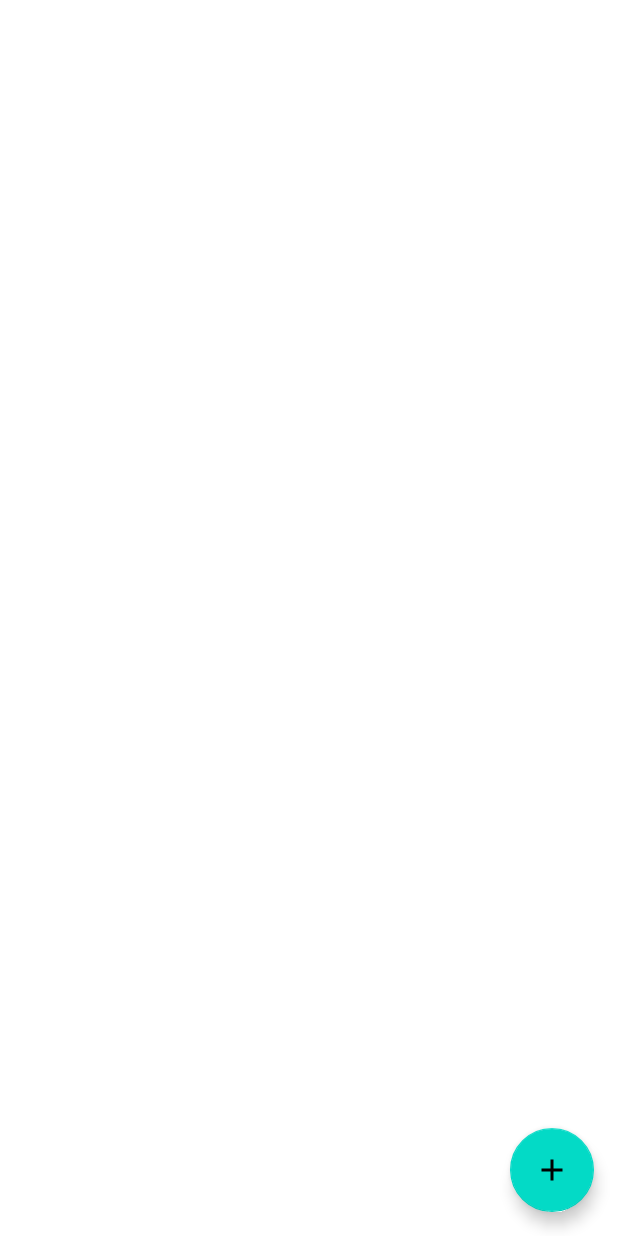
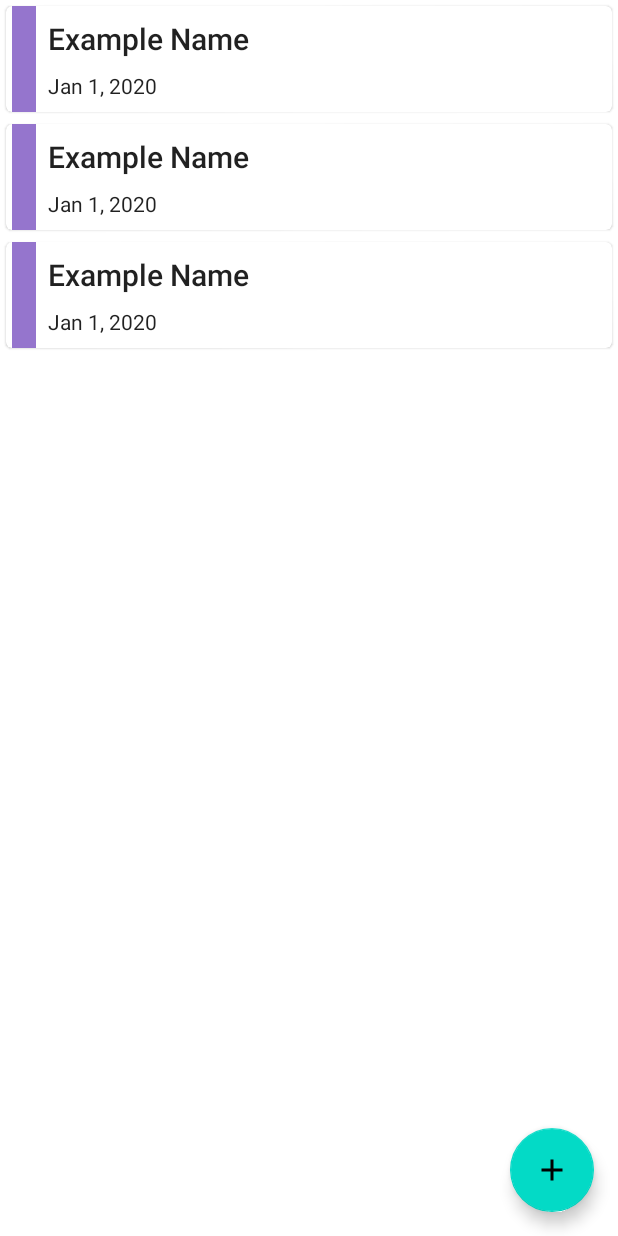
Before and after one commit to dekunle02/BirthdayReminder, an Android app: the layout fragment_birthday_list.xml on its own in the app's theme, with its tools: preview values and no code run, on a phone screen of 412 x 824 dp. Run offline under Robolectric (Android 15) with nearby library versions, the light colour scheme and no system bars.

Commit message:
recyclerView!

```diff
--- a/app/src/main/java/com/adeleke/samad/birthdayreminder/MainActivity.kt
+++ b/app/src/main/java/com/adeleke/samad/birthdayreminder/MainActivity.kt
@@ -3,10 +3,8 @@ package com.adeleke.samad.birthdayreminder
 import android.content.Intent
 import android.os.Bundle
 import android.os.PersistableBundle
-import android.util.Log
 import android.view.Menu
 import android.view.MenuItem
-import androidx.appcompat.app.ActionBarDrawerToggle
 import androidx.appcompat.app.AppCompatActivity
 import androidx.appcompat.widget.Toolbar
 import androidx.core.view.GravityCompat
@@ -19,6 +17,7 @@ import androidx.navigation.ui.setupWithNavController
 import com.adeleke.samad.birthdayreminder.databinding.ActivityMainBinding
 import com.adeleke.samad.birthdayreminder.network.FirebaseUtil
 import com.adeleke.samad.birthdayreminder.auth.AuthActivity
+import com.adeleke.samad.birthdayreminder.util.makeSimpleSnack
 import com.google.android.material.navigation.NavigationView
 import kotlinx.android.synthetic.main.activity_main.*
 
--- a/app/src/main/java/com/adeleke/samad/birthdayreminder/auth/AuthActivity.kt
+++ b/app/src/main/java/com/adeleke/samad/birthdayreminder/auth/AuthActivity.kt
@@ -3,7 +3,7 @@ package com.adeleke.samad.birthdayreminder.auth
 import androidx.appcompat.app.AppCompatActivity
 import android.os.Bundle
 import com.adeleke.samad.birthdayreminder.R
-import com.adeleke.samad.birthdayreminder.navigateToMain
+import com.adeleke.samad.birthdayreminder.util.navigateToMain
 import com.adeleke.samad.birthdayreminder.network.FirebaseUtil
 
 class AuthActivity : AppCompatActivity() {
--- a/app/src/main/java/com/adeleke/samad/birthdayreminder/auth/SignInFragment.kt
+++ b/app/src/main/java/com/adeleke/samad/birthdayreminder/auth/SignInFragment.kt
@@ -11,9 +11,9 @@ import androidx.fragment.app.viewModels
 import androidx.lifecycle.Observer
 import com.adeleke.samad.birthdayreminder.R
 import com.adeleke.samad.birthdayreminder.databinding.FragmentSignInBinding
-import com.adeleke.samad.birthdayreminder.hideSoftKeyboard
-import com.adeleke.samad.birthdayreminder.makeSimpleSnack
-import com.adeleke.samad.birthdayreminder.navigateToMain
+import com.adeleke.samad.birthdayreminder.util.hideSoftKeyboard
+import com.adeleke.samad.birthdayreminder.util.makeSimpleSnack
+import com.adeleke.samad.birthdayreminder.util.navigateToMain
 
 class SignInFragment : Fragment() {
     private val TAG = javaClass.simpleName
--- a/app/src/main/java/com/adeleke/samad/birthdayreminder/auth/SignInViewModel.kt
+++ b/app/src/main/java/com/adeleke/samad/birthdayreminder/auth/SignInViewModel.kt
@@ -5,8 +5,8 @@ import android.util.Log
 import androidx.lifecycle.AndroidViewModel
 import androidx.lifecycle.LiveData
 import androidx.lifecycle.MutableLiveData
-import com.adeleke.samad.birthdayreminder.isEmailFormatted
-import com.adeleke.samad.birthdayreminder.isPasswordFormatted
+import com.adeleke.samad.birthdayreminder.util.isEmailFormatted
+import com.adeleke.samad.birthdayreminder.util.isPasswordFormatted
 import com.adeleke.samad.birthdayreminder.network.FirebaseUtil
 
 class SignInViewModel(application: Application): AndroidViewModel(application) {
--- a/app/src/main/java/com/adeleke/samad/birthdayreminder/auth/SignUpFragment.kt
+++ b/app/src/main/java/com/adeleke/samad/birthdayreminder/auth/SignUpFragment.kt
@@ -14,6 +14,10 @@ import androidx.navigation.fragment.NavHostFragment
 import com.adeleke.samad.birthdayreminder.*
 import com.adeleke.samad.birthdayreminder.databinding.FragmentSignUpBinding
 import com.adeleke.samad.birthdayreminder.network.googleSignIn
+import com.adeleke.samad.birthdayreminder.util.GOOGLE_RC_SIGN_IN
+import com.adeleke.samad.birthdayreminder.util.hideSoftKeyboard
+import com.adeleke.samad.birthdayreminder.util.makeSimpleSnack
+import com.adeleke.samad.birthdayreminder.util.navigateToMain
 import com.google.android.gms.auth.api.signin.GoogleSignIn
 import com.google.android.gms.common.api.ApiException
 
--- a/app/src/main/java/com/adeleke/samad/birthdayreminder/auth/SignUpViewModel.kt
+++ b/app/src/main/java/com/adeleke/samad/birthdayreminder/auth/SignUpViewModel.kt
@@ -5,8 +5,8 @@ import android.util.Log
 import androidx.lifecycle.AndroidViewModel
 import androidx.lifecycle.LiveData
 import androidx.lifecycle.MutableLiveData
-import com.adeleke.samad.birthdayreminder.isEmailFormatted
-import com.adeleke.samad.birthdayreminder.isPasswordFormatted
+import com.adeleke.samad.birthdayreminder.util.isEmailFormatted
+import com.adeleke.samad.birthdayreminder.util.isPasswordFormatted
 import com.adeleke.samad.birthdayreminder.network.FirebaseUtil
 import com.google.firebase.auth.GoogleAuthProvider
 
--- a/app/src/main/java/com/adeleke/samad/birthdayreminder/birthdayDetail/BirthdayDetailFragment.kt
+++ b/app/src/main/java/com/adeleke/samad/birthdayreminder/birthdayDetail/BirthdayDetailFragment.kt
@@ -9,7 +9,6 @@ import androidx.lifecycle.ViewModelProvider
 import androidx.navigation.fragment.navArgs
 import com.adeleke.samad.birthdayreminder.R
 import com.adeleke.samad.birthdayreminder.databinding.FragmentBirthdayDetailBinding
-import com.adeleke.samad.birthdayreminder.makeSimpleSnack
 import com.google.android.material.datepicker.MaterialDatePicker
 
 
@@ -20,7 +19,6 @@ class BirthdayDetailFragment : Fragment() {
     private lateinit var viewModel: BirthdayDetailViewModel
     private val args: BirthdayDetailFragmentArgs by navArgs()
 
-    //args.birthdayId
     override fun onCreateView(
         inflater: LayoutInflater, container: ViewGroup?,
         savedInstanceState: Bundle?
@@ -59,7 +57,6 @@ class BirthdayDetailFragment : Fragment() {
     override fun onOptionsItemSelected(item: MenuItem): Boolean {
         when (item.itemId) {
             R.id.action_save -> {
-                binding.birthdayDetailFrame.makeSimpleSnack("Save clicked!")
                 viewModel.addOrUpdateBirthday()
                 requireActivity().onBackPressed();
                 return true
--- a/app/src/main/java/com/adeleke/samad/birthdayreminder/birthdayDetail/BirthdayDetailViewModel.kt
+++ b/app/src/main/java/com/adeleke/samad/birthdayreminder/birthdayDetail/BirthdayDetailViewModel.kt
@@ -3,9 +3,10 @@ package com.adeleke.samad.birthdayreminder.birthdayDetail
 import android.app.Application
 import android.util.Log
 import androidx.lifecycle.*
-import com.adeleke.samad.birthdayreminder.convertToEasyDate
+import com.adeleke.samad.birthdayreminder.util.convertToEasyDate
 import com.adeleke.samad.birthdayreminder.model.Birthday
 import com.adeleke.samad.birthdayreminder.network.FirebaseUtil
+import com.adeleke.samad.birthdayreminder.util.getSimpleDate
 
 class BirthdayDetailViewModel(var oldBirthdayId: String, application: Application) : AndroidViewModel(application) {
     private val TAG = javaClass.simpleName
@@ -75,8 +76,7 @@ class BirthdayDetailViewModel(var oldBirthdayId: String, application: Applicatio
         } else {
             oldBirthday = FirebaseUtil.getInstance(context).getBirthdayWithId(oldBirthdayId)!!
             name.value = oldBirthday.name
-            dateOfBirth.value =
-                oldBirthday.monthOfBirth + " " + oldBirthday.dayOfBirth + ", " + oldBirthday.yearOfBirth
+            dateOfBirth.value = oldBirthday.getSimpleDate()
             phoneNumber.value = oldBirthday.phoneNumber
             message.value = oldBirthday.textMessage
         }
--- a/app/src/main/java/com/adeleke/samad/birthdayreminder/network/FirebaseHelper.kt
+++ b/app/src/main/java/com/adeleke/samad/birthdayreminder/network/FirebaseHelper.kt
@@ -1,8 +1,7 @@
 package com.adeleke.samad.birthdayreminder.network
 
-import android.app.Activity
 import androidx.fragment.app.Fragment
-import com.adeleke.samad.birthdayreminder.GOOGLE_RC_SIGN_IN
+import com.adeleke.samad.birthdayreminder.util.GOOGLE_RC_SIGN_IN
 
 
 fun Fragment.googleSignIn() {
--- /dev/null
+++ b/app/src/main/res/layout/birthday_item.xml
@@ -0,0 +1,56 @@
+<?xml version="1.0" encoding="utf-8"?>
+<com.google.android.material.card.MaterialCardView xmlns:android="http://schemas.android.com/apk/res/android"
+    xmlns:app="http://schemas.android.com/apk/res-auto"
+    xmlns:tools="http://schemas.android.com/tools"
+    android:layout_width="match_parent"
+    android:layout_height="wrap_content"
+    android:layout_margin="4dp">
+
+    <androidx.constraintlayout.widget.ConstraintLayout
+        android:layout_width="match_parent"
+        android:layout_height="wrap_content">
+
+        <ImageView
+            android:id="@+id/birthdayColorItem"
+            android:layout_width="16dp"
+            android:layout_height="0dp"
+            android:layout_marginStart="4dp"
+            app:layout_constraintBottom_toBottomOf="parent"
+            app:layout_constraintStart_toStartOf="parent"
+            app:layout_constraintTop_toTopOf="parent"
+            tools:background="@color/colorAccent" />
+
+        <LinearLayout
+            android:layout_width="0dp"
+            android:layout_height="wrap_content"
+            android:orientation="vertical"
+            app:layout_constraintEnd_toEndOf="parent"
+            app:layout_constraintStart_toEndOf="@id/birthdayColorItem"
+            app:layout_constraintTop_toTopOf="parent"
+            tools:layout_editor_absoluteY="0dp">
+
+            <TextView
+                android:id="@+id/birthdayNameItem"
+                android:layout_width="wrap_content"
+                android:layout_height="wrap_content"
+                android:layout_margin="8dp"
+                android:textAppearance="@style/TextAppearance.AppCompat.Title"
+                app:layout_constraintEnd_toEndOf="parent"
+                app:layout_constraintStart_toStartOf="parent"
+                tools:layout_editor_absoluteY="73dp"
+                tools:text="Example Name" />
+
+            <TextView
+                android:id="@+id/birthdayDateItem"
+                android:layout_width="wrap_content"
+                android:layout_height="wrap_content"
+                android:layout_gravity="center_vertical"
+                android:layout_marginStart="8dp"
+                android:layout_marginBottom="8dp"
+                android:textAppearance="@style/TextAppearance.AppCompat.Body1"
+                tools:layout_editor_absoluteY="131dp"
+                tools:text="Jan 1, 2020" />
+        </LinearLayout>
+    </androidx.constraintlayout.widget.ConstraintLayout>
+
+</com.google.android.material.card.MaterialCardView>
--- a/app/src/main/res/layout/fragment_birthday_list.xml
+++ b/app/src/main/res/layout/fragment_birthday_list.xml
@@ -17,7 +17,12 @@
         <androidx.recyclerview.widget.RecyclerView
             android:id="@+id/birthdayRecyclerView"
             android:layout_width="match_parent"
-            android:layout_height="match_parent"/>
+            android:layout_height="match_parent"
+            app:layout_constraintBottom_toBottomOf="parent"
+            app:layout_constraintEnd_toEndOf="parent"
+            app:layout_constraintStart_toStartOf="parent"
+            app:layout_constraintTop_toTopOf="parent"
+            tools:listitem="@layout/birthday_item" />
 
         <com.google.android.material.floatingactionbutton.FloatingActionButton
             android:id="@+id/addNewBirthdayFab"
```
Also changed, not shown: app/src/main/java/com/adeleke/samad/birthdayreminder/birthdayList/BirthdayListAdapter.kt (added, +64 -0 lines), app/src/main/java/com/adeleke/samad/birthdayreminder/birthdayList/BirthdayListFragment.kt (+26 -1 lines), app/src/main/java/com/adeleke/samad/birthdayreminder/birthdayList/BirthdayListViewModel.kt (+26 -0 lines), app/src/main/java/com/adeleke/samad/birthdayreminder/constants.kt (deleted, +0 -9 lines), app/src/main/java/com/adeleke/samad/birthdayreminder/network/FirebaseUtil.kt (+4 -3 lines), app/src/main/java/com/adeleke/samad/birthdayreminder/util/constants.kt (added, +27 -0 lines), app/src/main/java/com/adeleke/samad/birthdayreminder/util/util.kt (renamed from app/src/main/java/com/adeleke/samad/birthdayreminder/util.kt, +7 -1 lines), app/src/main/res/values/colors.xml (+14 -0 lines).
